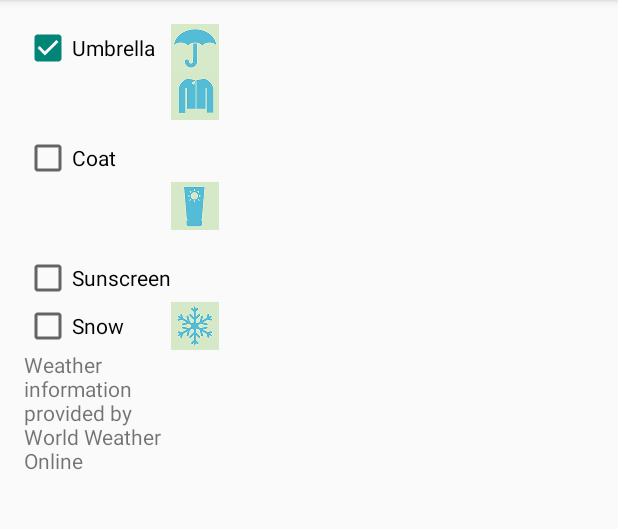
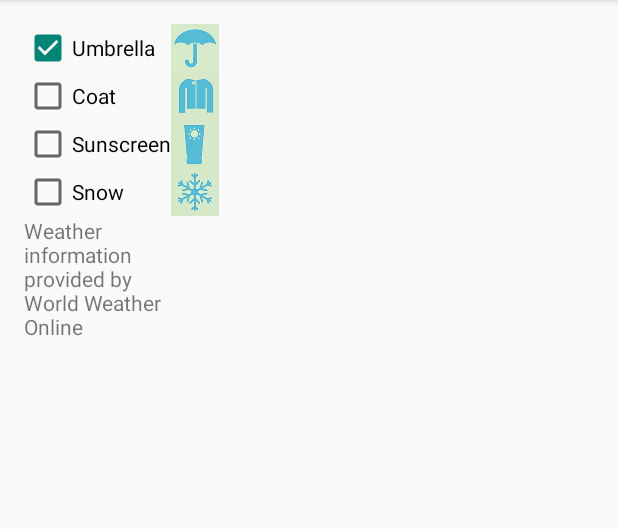
Before and after one commit to zzz711/Nimbus, an Android app: the screen it shows after launch (MainActivity), on a phone screen of 412 x 824 dp, the part 84-613 px from its top. Run offline under Robolectric (Android 15) with nearby library versions, the phone set to English and light mode, and no system bars.

Commit message:
Fixing layout

```diff
--- a/app/src/main/res/layout/activity_main.xml
+++ b/app/src/main/res/layout/activity_main.xml
@@ -35,19 +35,19 @@
         <TableRow>
             <CheckBox
                 android:layout_width="match_parent"
-                android:layout_height="wrap_content"
+                android:layout_height="match_parent"
                 android:text="Coat"
                 android:id="@+id/checkCoat"
                 android:layout_below="@+id/checkUmbrella"
                 android:layout_alignParentLeft="true"
                 android:layout_alignParentStart="true"
-                android:layout_marginTop="41dp"
+
                 android:checked="false" />
 
 
             <ImageView
                 android:layout_width="match_parent"
-                android:layout_height="wrap_content"
+                android:layout_height="match_parent"
                 android:id="@+id/imageCoat"
                 android:layout_alignBottom="@+id/checkCoat"
                 android:layout_alignLeft="@+id/imageUmbrella"
@@ -64,7 +64,6 @@
                 android:layout_below="@+id/imageCoat"
                 android:layout_alignParentLeft="true"
                 android:layout_alignParentStart="true"
-                android:layout_marginTop="48dp"
                 android:checked="false" />
 
             <ImageView
@@ -81,8 +80,8 @@
             <CheckBox
                 android:layout_width="match_parent"
                 android:layout_height="wrap_content"
+                android:id="@+id/checkSnow"
                 android:text="Snow"
-                android:id="@+id/checkSnow"
                 android:layout_centerVertical="true"
                 android:layout_alignParentLeft="true"
                 android:layout_alignParentStart="true"
```
